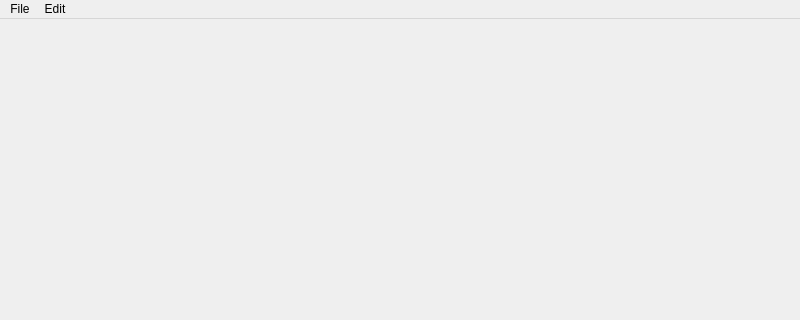
Qt form src/mainwindow.ui (feelx88/git-qui) before a commit; both pictures show x 0 to 800 and y 0 to 320 of the 800 by 600 pixel window.
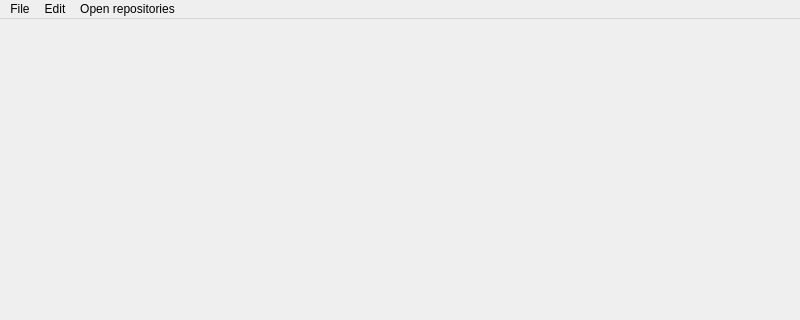
The same form after that commit.

Commit message: Implemented possibility to add/switch repositories.

Diff of the .ui file:
```diff
--- a/src/mainwindow.ui
+++ b/src/mainwindow.ui
@@ -65,8 +65,14 @@
     <addaction name="menuAdd_view"/>
     <addaction name="menuAdd_Toolbar"/>
    </widget>
+   <widget class="QMenu" name="menuRepositories">
+    <property name="title">
+     <string>Open repositories</string>
+    </property>
+   </widget>
    <addaction name="menuFile"/>
    <addaction name="menuEdit"/>
+   <addaction name="menuRepositories"/>
   </widget>
   <action name="actionOpen_Repository">
    <property name="text">
```
The commit also changes 3 other files.
